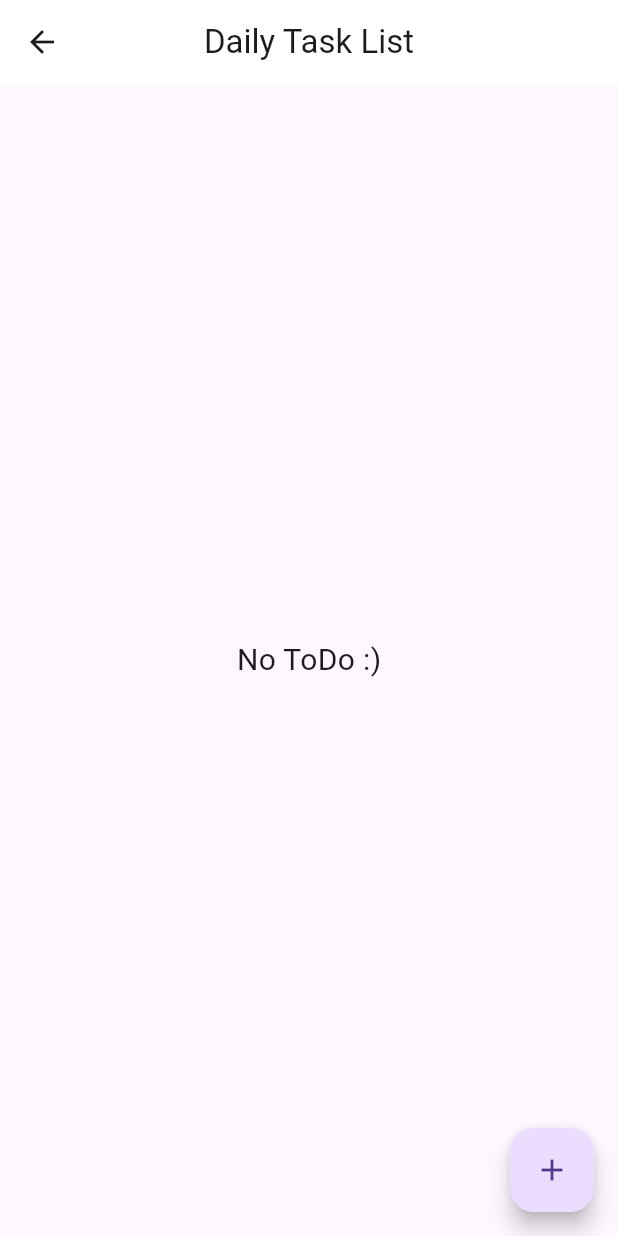
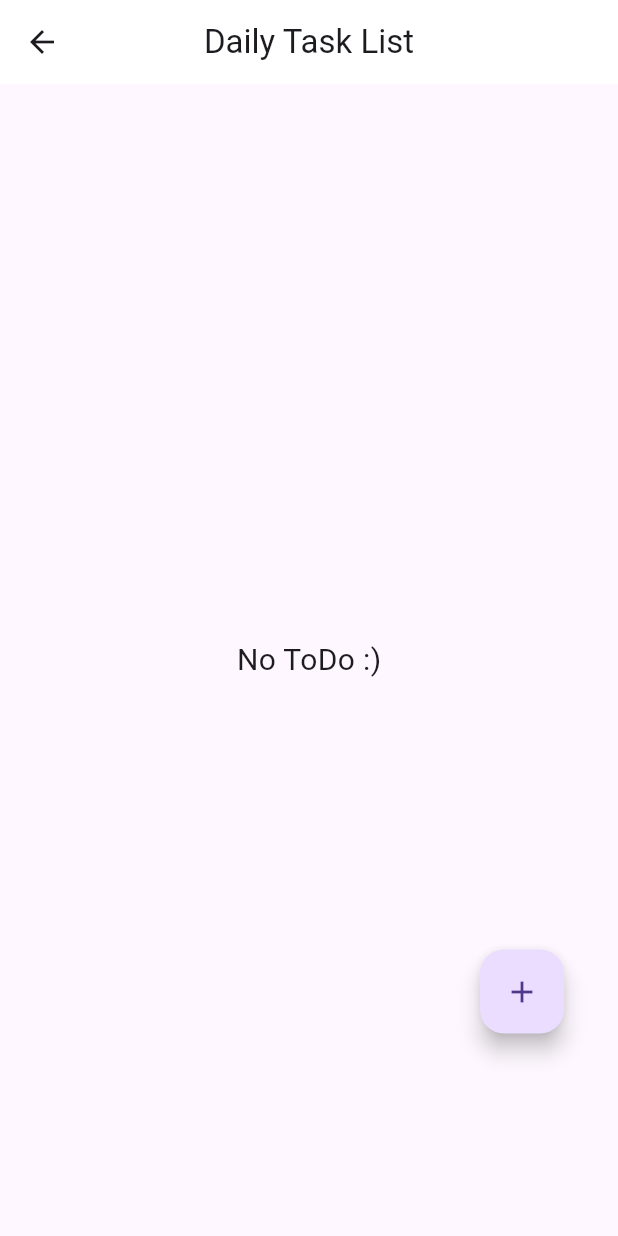
Before and after one commit to vinanamira/sekolahdulu, a Flutter app: the TodoListScreen screen opened directly, on a phone screen of 412 x 824 dp. Run offline on Flutter 3.47's test engine with Material 3 defaults, Android fonts, the light colour scheme and no system bars; our stand-ins replace firebase_auth, firebase_core, firebase_database, get, hive, hive_flutter and 2 more; missing offline and left inert: flutter_floating_bottom_bar; accounts and stored records are empty; Roboto replaces fonts that are missing (Poppins).

Commit message:
change position add

```diff
--- a/lib/views/screen/to_do_list/to_do_list_views.dart
+++ b/lib/views/screen/to_do_list/to_do_list_views.dart
@@ -26,7 +26,9 @@ class _TodoListScreenState extends State<TodoListScreen> {
         backgroundColor: const Color.fromARGB(255, 255, 255, 255),
       ),
       body: SafeArea(
-        child: ValueListenableBuilder(
+        child: Stack(
+          children: [
+            ValueListenableBuilder(
               valueListenable: _todoController.todoBox.listenable(),
               builder: (_, box, __) {
                 log(_todoController.todoBox.toString(), name: 'todo');
@@ -79,10 +81,10 @@ class _TodoListScreenState extends State<TodoListScreen> {
                 }
               },
             ),
-      ),
-      floatingActionButton: Positioned(
-        bottom: 240,
-        right: 16,
+            Align(
+              alignment: Alignment.bottomRight,
+              child: Padding(
+                padding: const EdgeInsets.only(right: 36.0, bottom: 135.0), // Sesuaikan nilai ini untuk posisi yang diinginkan
                 child: FloatingActionButton(
                   onPressed: () {
                     Navigator.push(
@@ -96,6 +98,10 @@ class _TodoListScreenState extends State<TodoListScreen> {
                   },
                   tooltip: 'Add Daily Task',
                   child: const Icon(Icons.add),
+                ),
+              ),
+            ),
+          ],
         ),
       ),
     );
```
Lines whose indentation alone changed are shown as unchanged.
